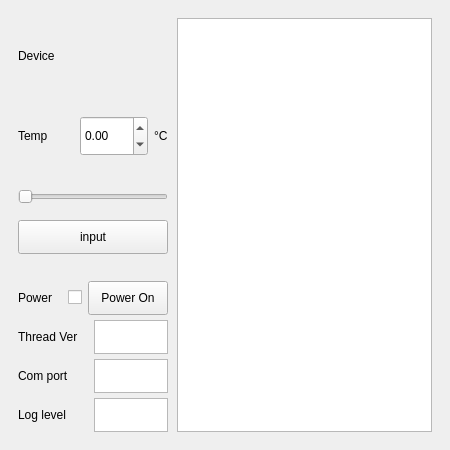
First picture: the form in res/view/temperature.ui, repository Samsung/ioter, before the edit.
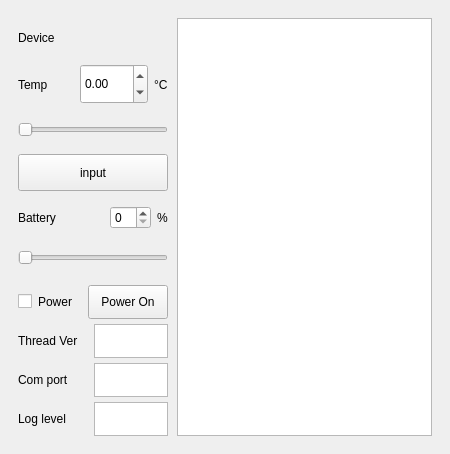
Second picture: the form after the edit.

Commit message: battery status ui update

What changed in the file:
```diff
--- a/res/view/temperature.ui
+++ b/res/view/temperature.ui
@@ -7,7 +7,7 @@
     <x>0</x>
     <y>0</y>
     <width>450</width>
-    <height>450</height>
+    <height>454</height>
    </rect>
   </property>
   <property name="windowTitle">
@@ -151,7 +151,7 @@
             <number>6</number>
            </property>
            <item>
-            <layout class="QVBoxLayout" name="verticalLayout_7" stretch="1,1,1">
+             <layout class="QVBoxLayout" name="verticalLayout_7" stretch="1,1,2,2">
              <item>
               <layout class="QHBoxLayout" name="horizontalLayout_6" stretch="1">
                <item>
@@ -243,20 +243,72 @@
                </item>
               </layout>
              </item>
+              <item>
+               <layout class="QVBoxLayout" name="verticalLayout_10" stretch="1,1">
+                <property name="spacing">
+                 <number>0</number>
+                </property>
+                <property name="topMargin">
+                 <number>0</number>
+                </property>
+                <item>
+                 <layout class="QHBoxLayout" name="horizontalLayout_5" stretch="1,0,0">
+                  <property name="spacing">
+                   <number>6</number>
+                  </property>
+                  <item>
+                   <widget class="QLabel" name="labelDeviceBattery">
+                    <property name="sizePolicy">
+                     <sizepolicy hsizetype="Preferred" vsizetype="Preferred">
+                      <horstretch>0</horstretch>
+                      <verstretch>0</verstretch>
+                     </sizepolicy>
+                    </property>
+                    <property name="text">
+                     <string>Battery</string>
+                    </property>
+                    <property name="alignment">
+                     <set>Qt::AlignLeading|Qt::AlignLeft|Qt::AlignVCenter</set>
+                    </property>
+                   </widget>
+                  </item>
+                  <item>
+                   <widget class="QSpinBox" name="spinboxBattery"/>
+                  </item>
+                  <item>
+                   <widget class="QLabel" name="labelBatteryPercent">
+                    <property name="sizePolicy">
+                     <sizepolicy hsizetype="Preferred" vsizetype="Preferred">
+                      <horstretch>0</horstretch>
+                      <verstretch>0</verstretch>
+                     </sizepolicy>
+                    </property>
+                    <property name="text">
+                     <string>%</string>
+                    </property>
+                    <property name="alignment">
+                     <set>Qt::AlignLeading|Qt::AlignLeft|Qt::AlignVCenter</set>
+                    </property>
+                   </widget>
+                  </item>
             </layout>
            </item>
            <item>
-            <spacer name="horizontalSpacer">
+                 <widget class="QSlider" name="horizontalSliderBattery">
+                  <property name="sizePolicy">
+                   <sizepolicy hsizetype="Expanding" vsizetype="Preferred">
+                    <horstretch>0</horstretch>
+                    <verstretch>0</verstretch>
+                   </sizepolicy>
+                  </property>
              <property name="orientation">
               <enum>Qt::Horizontal</enum>
              </property>
-             <property name="sizeHint" stdset="0">
-              <size>
-               <width>40</width>
-               <height>20</height>
-              </size>
-             </property>
-            </spacer>
+                 </widget>
+                </item>
+               </layout>
+              </item>
+             </layout>
            </item>
           </layout>
          </widget>
@@ -274,14 +326,7 @@
             <number>1</number>
            </property>
            <item>
-            <layout class="QHBoxLayout" name="horizontalLayout_6" stretch="1,0,0">
-             <item>
-              <widget class="QLabel" name="labelPower">
-               <property name="text">
-                <string>Power</string>
-               </property>
-              </widget>
-             </item>
+             <layout class="QHBoxLayout" name="horizontalLayout_6" stretch="0,0,1">
              <item>
               <widget class="QCheckBox" name="chkbox_auto">
                <property name="toolTip">
@@ -305,6 +350,13 @@
                </property>
               </spacer>
              </item>
+              <item>
+               <widget class="QLabel" name="labelPower">
+                <property name="text">
+                 <string>Power</string>
+                </property>
+               </widget>
+              </item>
             </layout>
            </item>
            <item>
```
Lines whose indentation alone changed are shown as unchanged. The commit also changes 8 other files.
